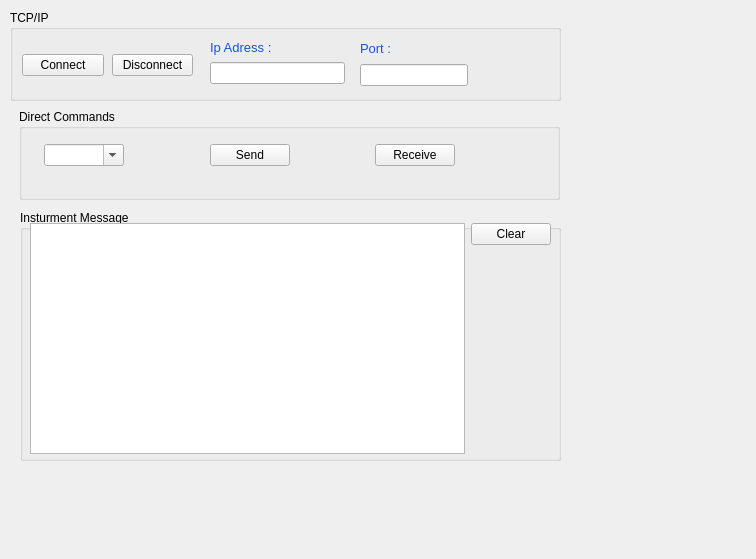
Qt form Vfp/View/setuptab.ui (caglardursun/MyQtTryouts) before a commit.
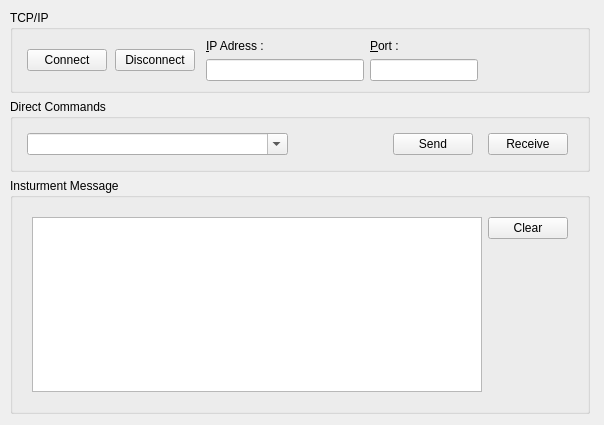
The same form after that commit.

Commit message: SettingsLoader added into startup class, Utils default message added, settings added into resources

```diff
--- a/Vfp/View/setuptab.ui
+++ b/Vfp/View/setuptab.ui
@@ -6,24 +6,27 @@
    <rect>
     <x>0</x>
     <y>0</y>
-    <width>756</width>
-    <height>559</height>
+    <width>604</width>
+    <height>425</height>
    </rect>
   </property>
   <property name="windowTitle">
    <string>Form</string>
   </property>
-  <widget class="QGroupBox" name="groupBox">
+  <widget class="QWidget" name="layoutWidget">
    <property name="geometry">
     <rect>
      <x>10</x>
      <y>10</y>
-     <width>551</width>
-     <height>91</height>
+     <width>580</width>
+     <height>404</height>
     </rect>
    </property>
+   <layout class="QVBoxLayout" name="verticalLayout">
+    <item>
+     <widget class="QGroupBox" name="groupBox">
    <property name="sizePolicy">
-    <sizepolicy hsizetype="Expanding" vsizetype="Preferred">
+       <sizepolicy hsizetype="Expanding" vsizetype="Expanding">
      <horstretch>0</horstretch>
      <verstretch>0</verstretch>
     </sizepolicy>
@@ -31,76 +34,8 @@
    <property name="title">
     <string>TCP/IP</string>
    </property>
-   <widget class="QWidget" name="layoutWidget">
-    <property name="geometry">
-     <rect>
-      <x>350</x>
-      <y>30</y>
-      <width>183</width>
-      <height>46</height>
-     </rect>
-    </property>
-    <layout class="QHBoxLayout" name="loPort">
+      <layout class="QHBoxLayout" name="horizontalLayout_3">
      <item>
-      <layout class="QVBoxLayout" name="verticalLayoutPort">
-       <item>
-        <widget class="QLabel" name="lblPort">
-         <property name="text">
-          <string>&lt;html&gt;&lt;head/&gt;&lt;body&gt;&lt;p&gt;&lt;span style=&quot; font-size:10pt; color:#1853d1;&quot;&gt;Port :&lt;/span&gt;&lt;/p&gt;&lt;/body&gt;&lt;/html&gt;</string>
-         </property>
-        </widget>
-       </item>
-       <item>
-        <widget class="QLineEdit" name="editPort"/>
-       </item>
-      </layout>
-     </item>
-     <item>
-      <spacer name="horizontalSpacer">
-       <property name="orientation">
-        <enum>Qt::Horizontal</enum>
-       </property>
-       <property name="sizeHint" stdset="0">
-        <size>
-         <width>75</width>
-         <height>20</height>
-        </size>
-       </property>
-      </spacer>
-     </item>
-    </layout>
-   </widget>
-   <widget class="QWidget" name="layoutWidget">
-    <property name="geometry">
-     <rect>
-      <x>200</x>
-      <y>30</y>
-      <width>135</width>
-      <height>44</height>
-     </rect>
-    </property>
-    <layout class="QVBoxLayout" name="loIPAdress">
-     <item>
-      <widget class="QLabel" name="lblIPAdress">
-       <property name="text">
-        <string>&lt;html&gt;&lt;head/&gt;&lt;body&gt;&lt;p&gt;&lt;span style=&quot; font-size:10pt; color:#1853d1;&quot;&gt;Ip Adress : &lt;/span&gt;&lt;/p&gt;&lt;/body&gt;&lt;/html&gt;</string>
-       </property>
-      </widget>
-     </item>
-     <item>
-      <widget class="QLineEdit" name="editIpAdress"/>
-     </item>
-    </layout>
-   </widget>
-   <widget class="QWidget" name="layoutWidget">
-    <property name="geometry">
-     <rect>
-      <x>7</x>
-      <y>30</y>
-      <width>181</width>
-      <height>51</height>
-     </rect>
-    </property>
     <layout class="QHBoxLayout" name="loConnect">
      <property name="spacing">
       <number>8</number>
@@ -132,19 +67,68 @@
       </widget>
      </item>
     </layout>
-   </widget>
-  </widget>
+       </item>
+       <item>
+        <layout class="QVBoxLayout" name="loIPAdress">
+         <item>
+          <widget class="QLabel" name="lblIPAdress">
+           <property name="text">
+            <string>&amp;IP Adress :</string>
+           </property>
+           <property name="buddy">
+            <cstring>editIpAdress</cstring>
+           </property>
+          </widget>
+         </item>
+         <item>
+          <widget class="QLineEdit" name="editIpAdress"/>
+         </item>
+        </layout>
+       </item>
+       <item>
+        <layout class="QHBoxLayout" name="loPort">
+         <item>
+          <layout class="QVBoxLayout" name="verticalLayoutPort">
+           <item>
+            <widget class="QLabel" name="lblPort">
+             <property name="text">
+              <string>&amp;Port :</string>
+             </property>
+             <property name="buddy">
+              <cstring>editPort</cstring>
+             </property>
+            </widget>
+           </item>
+           <item>
+            <widget class="QLineEdit" name="editPort"/>
+           </item>
+          </layout>
+         </item>
+         <item>
+          <spacer name="horizontalSpacer">
+           <property name="orientation">
+            <enum>Qt::Horizontal</enum>
+           </property>
+           <property name="sizeType">
+            <enum>QSizePolicy::Minimum</enum>
+           </property>
+           <property name="sizeHint" stdset="0">
+            <size>
+             <width>100</width>
+             <height>20</height>
+            </size>
+           </property>
+          </spacer>
+         </item>
+        </layout>
+       </item>
+      </layout>
+     </widget>
+    </item>
+    <item>
   <widget class="QGroupBox" name="gbDirectCommands">
-   <property name="geometry">
-    <rect>
-     <x>19</x>
-     <y>109</y>
-     <width>541</width>
-     <height>91</height>
-    </rect>
-   </property>
    <property name="sizePolicy">
-    <sizepolicy hsizetype="Expanding" vsizetype="Preferred">
+       <sizepolicy hsizetype="Expanding" vsizetype="Expanding">
      <horstretch>0</horstretch>
      <verstretch>0</verstretch>
     </sizepolicy>
@@ -152,15 +136,8 @@
    <property name="title">
     <string>Direct Commands</string>
    </property>
-   <widget class="QWidget" name="layoutWidget">
-    <property name="geometry">
-     <rect>
-      <x>20</x>
-      <y>30</y>
-      <width>501</width>
-      <height>33</height>
-     </rect>
-    </property>
+      <layout class="QHBoxLayout" name="horizontalLayout_4">
+       <item>
     <layout class="QHBoxLayout" name="horizontalLayout">
      <property name="spacing">
       <number>5</number>
@@ -195,9 +172,12 @@
        <property name="orientation">
         <enum>Qt::Horizontal</enum>
        </property>
+           <property name="sizeType">
+            <enum>QSizePolicy::Minimum</enum>
+           </property>
        <property name="sizeHint" stdset="0">
         <size>
-         <width>5</width>
+             <width>100</width>
          <height>20</height>
         </size>
        </property>
@@ -215,6 +195,9 @@
        <property name="orientation">
         <enum>Qt::Horizontal</enum>
        </property>
+           <property name="sizeType">
+            <enum>QSizePolicy::Minimum</enum>
+           </property>
        <property name="sizeHint" stdset="0">
         <size>
          <width>10</width>
@@ -235,6 +218,9 @@
        <property name="orientation">
         <enum>Qt::Horizontal</enum>
        </property>
+           <property name="sizeType">
+            <enum>QSizePolicy::Minimum</enum>
+           </property>
        <property name="sizeHint" stdset="0">
         <size>
          <width>5</width>
@@ -244,30 +230,36 @@
       </spacer>
      </item>
     </layout>
-   </widget>
-  </widget>
+       </item>
+      </layout>
+     </widget>
+    </item>
+    <item>
   <widget class="QGroupBox" name="gbInsturmentMessage">
-   <property name="geometry">
-    <rect>
-     <x>20</x>
-     <y>210</y>
-     <width>541</width>
-     <height>251</height>
-    </rect>
+      <property name="sizePolicy">
+       <sizepolicy hsizetype="Expanding" vsizetype="Expanding">
+        <horstretch>0</horstretch>
+        <verstretch>0</verstretch>
+       </sizepolicy>
    </property>
    <property name="title">
     <string>Insturment Message</string>
    </property>
-   <widget class="QWidget" name="layoutWidget">
-    <property name="geometry">
-     <rect>
-      <x>10</x>
-      <y>13</y>
-      <width>521</width>
-      <height>231</height>
-     </rect>
-    </property>
+      <layout class="QHBoxLayout" name="horizontalLayout_5">
+       <item>
     <layout class="QHBoxLayout" name="horizontalLayout_2">
+         <property name="leftMargin">
+          <number>10</number>
+         </property>
+         <property name="topMargin">
+          <number>10</number>
+         </property>
+         <property name="rightMargin">
+          <number>10</number>
+         </property>
+         <property name="bottomMargin">
+          <number>10</number>
+         </property>
      <item>
       <widget class="QTextEdit" name="textEdit"/>
      </item>
@@ -279,7 +271,11 @@
       </widget>
      </item>
     </layout>
-   </widget>
+       </item>
+      </layout>
+     </widget>
+    </item>
+   </layout>
   </widget>
  </widget>
  <resources/>
```
Left out of the diff: 9 changed lines with no effect on the pictures. Lines whose indentation alone changed are shown as unchanged. The commit also changes 18 other files.
